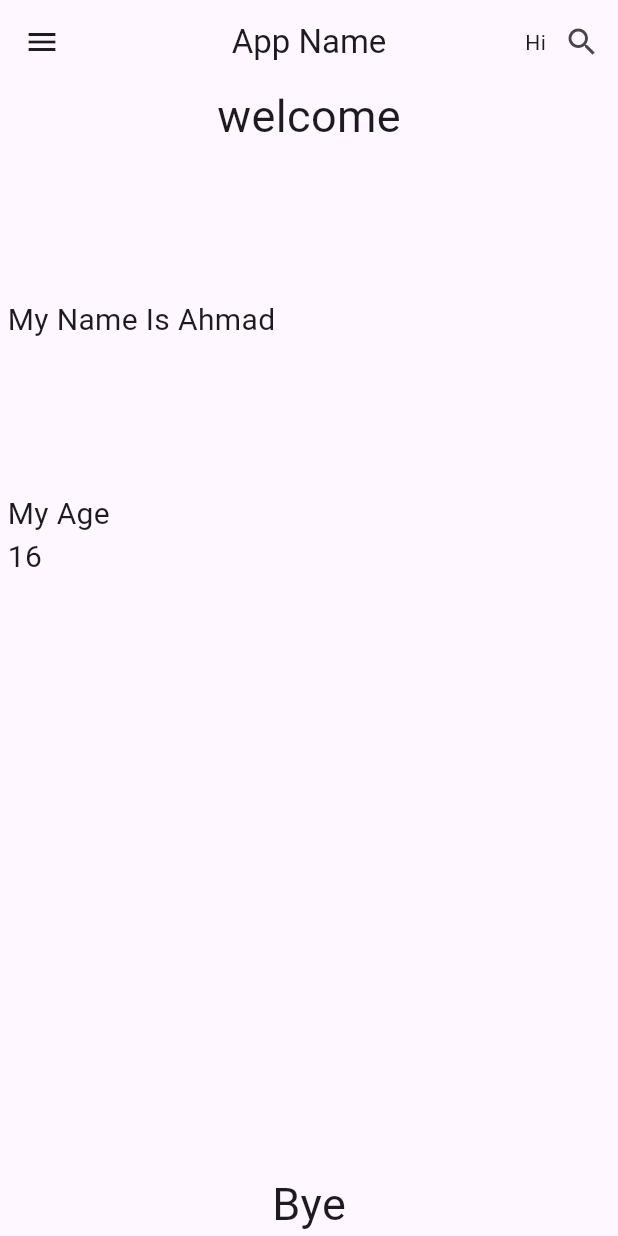
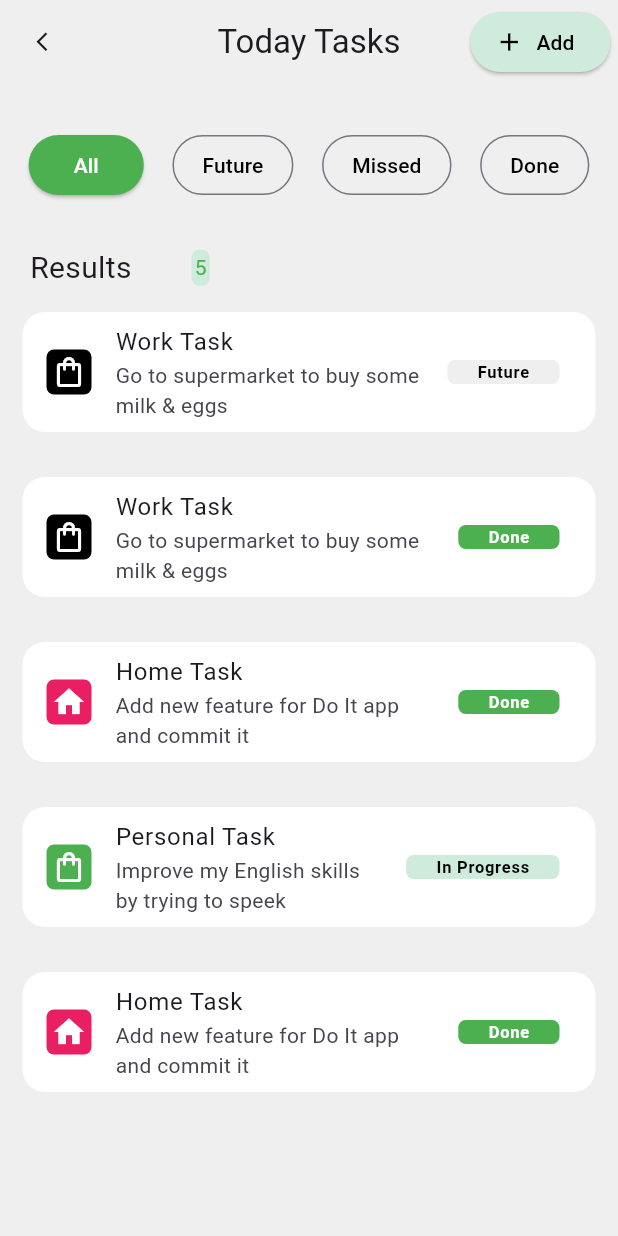
Before and after one commit to farghal21/nti_tasks, a Flutter app: the screen it shows after launch, on a phone screen of 412 x 824 dp. Run offline on Flutter 3.47's test engine with Material 3 defaults, Android fonts, the phone set to English and light mode, and no system bars.

Commit message:
new task

```diff
--- /dev/null
+++ b/lib/categories/buttons.dart
@@ -0,0 +1,28 @@
+import 'package:flutter/material.dart';
+
+class Buttons extends StatelessWidget {
+  final String adress;
+
+  const Buttons({super.key, required this.adress});
+
+  @override
+  Widget build(BuildContext context) {
+    return OutlinedButton(
+        onPressed: () {},
+        style: OutlinedButton.styleFrom(
+          shape: RoundedRectangleBorder(
+            borderRadius: BorderRadius.circular(20),
+          ),
+          padding: const EdgeInsets.symmetric(
+            horizontal: 20,
+            vertical: 10,
+          ),
+        ),
+        child: Text(
+          adress,
+          style: TextStyle(
+            color: Colors.black,
+          ),
+        ));
+  }
+}
--- /dev/null
+++ b/lib/categories/cards.dart
@@ -0,0 +1,48 @@
+import 'package:flutter/material.dart';
+
+class Cards extends StatelessWidget {
+  String title;
+  String trailing;
+  String subtitle;
+  IconData icon;
+  Color clolr;
+  Color textclolr;
+  Color containerColor;
+
+  Cards({
+    super.key,
+    required this.title,
+    required this.trailing,
+    required this.subtitle,
+    required this.icon,
+    required this.clolr,
+    required this.textclolr,
+    required this.containerColor,
+  });
+
+  @override
+  Widget build(BuildContext context) {
+    return ListTile(
+      leading: Container(
+        padding: EdgeInsets.all(3),
+        decoration: BoxDecoration(
+            color: containerColor,
+            borderRadius: BorderRadius.all(Radius.circular(5))),
+        child: Icon(
+          icon,
+          color: Colors.white,
+        ),
+      ),
+      title: Text(title),
+      trailing: Container(
+          padding: EdgeInsets.only(right: 20, left: 20),
+          decoration: BoxDecoration(
+              color: clolr, borderRadius: BorderRadius.all(Radius.circular(5))),
+          child: Text(
+            trailing,
+            style: TextStyle(color: textclolr, fontWeight: FontWeight.bold),
+          )),
+      subtitle: Text(subtitle),
+    );
+  }
+}
--- a/lib/main.dart
+++ b/lib/main.dart
@@ -1,6 +1,6 @@
 import 'package:flutter/material.dart';
-import 'package:nti_course_task1/session_task.dart';
-import 'package:nti_course_task1/task.dart';
+import 'package:nti_course_task1/task1.dart';
+import 'package:nti_course_task1/task2.dart';
 
 void main() {
   runApp(const MyApp());
@@ -13,7 +13,7 @@ class MyApp extends StatelessWidget {
   Widget build(BuildContext context) {
     return MaterialApp(
       debugShowCheckedModeBanner: false,
-      home: SessionTask(),
+      home: Task2(),
     );
   }
 }
--- /dev/null
+++ b/lib/task2.dart
@@ -0,0 +1,181 @@
+import 'package:flutter/material.dart';
+import 'package:nti_course_task1/categories/buttons.dart';
+import 'package:nti_course_task1/categories/cards.dart';
+
+class Task2 extends StatelessWidget {
+  const Task2({super.key});
+
+  @override
+  Widget build(BuildContext context) {
+    return Scaffold(
+      backgroundColor: const Color.fromARGB(255, 240, 239, 239),
+      appBar: AppBar(
+        backgroundColor: Color.fromARGB(255, 240, 239, 239),
+        leading: IconButton(
+            onPressed: () {},
+            icon: Icon(
+              Icons.arrow_back_ios_new_sharp,
+              size: 15,
+            )),
+        title: Text("Today Tasks"),
+        centerTitle: true,
+        actions: [
+          Container(
+            margin: EdgeInsets.only(right: 5, left: 30),
+            child: ElevatedButton.icon(
+              style: ElevatedButton.styleFrom(
+                backgroundColor: Color(0xffCEEBDC),
+              ),
+              onPressed: () {},
+              label: Text(
+                "Add",
+                style: TextStyle(color: Colors.black),
+              ),
+              icon: Icon(
+                Icons.add,
+                color: Colors.black,
+                size: 20,
+              ),
+            ),
+          )
+        ],
+      ),
+      body: Container(
+        margin: EdgeInsets.only(top: 30),
+        child: ListView(
+          children: [
+            Column(
+              children: [
+                Row(
+                  mainAxisAlignment: MainAxisAlignment.spaceEvenly,
+                  children: [
+                    ElevatedButton(
+                        onPressed: () {},
+                        style: ElevatedButton.styleFrom(
+                          backgroundColor: Colors.green,
+                          padding: const EdgeInsets.symmetric(
+                            horizontal: 30,
+                            vertical: 10,
+                          ),
+                        ),
+                        child: Text(
+                          "All",
+                          style: TextStyle(color: Colors.white),
+                        )),
+                    Buttons(
+                      adress: "Future",
+                    ),
+                    Buttons(
+                      adress: "Missed",
+                    ),
+                    Buttons(
+                      adress: "Done",
+                    ),
+                  ],
+                ),
+                SizedBox(
+                  height: 30,
+                ),
+                Row(
+                  children: [
+                    Container(
+                        margin: EdgeInsets.only(left: 20),
+                        child: Text(
+                          "Results",
+                          style: TextStyle(fontSize: 20),
+                        )),
+                    Container(
+                        margin: EdgeInsets.only(left: 40),
+                        padding: EdgeInsets.all(2),
+                        decoration: BoxDecoration(
+                            borderRadius: BorderRadius.circular(5),
+                            color: Color(0xffCEEBDC)),
+                        child: Text(
+                          '5',
+                          style: TextStyle(color: Colors.green),
+                        ))
+                  ],
+                ),
+                Container(
+                  margin: EdgeInsets.all(15),
+                  decoration: BoxDecoration(
+                      color: Colors.white,
+                      borderRadius: BorderRadius.all(Radius.circular(15))),
+                  child: Cards(
+                    containerColor: Colors.black,
+                    title: "Work Task",
+                    subtitle: 'Go to supermarket to buy some milk & eggs',
+                    trailing: 'Future',
+                    icon: Icons.shopping_bag_outlined,
+                    textclolr: Colors.black,
+                    clolr: Color.fromARGB(255, 240, 239, 239),
+                  ),
+                ),
+                Container(
+                  margin: EdgeInsets.all(15),
+                  decoration: BoxDecoration(
+                      color: Colors.white,
+                      borderRadius: BorderRadius.all(Radius.circular(15))),
+                  child: Cards(
+                    containerColor: Colors.black,
+                    title: "Work Task",
+                    subtitle: 'Go to supermarket to buy some milk & eggs',
+                    trailing: 'Done',
+                    icon: Icons.shopping_bag_outlined,
+                    textclolr: Colors.white,
+                    clolr: Colors.green,
+                  ),
+                ),
+                Container(
+                  margin: EdgeInsets.all(15),
+                  decoration: BoxDecoration(
+                      color: Colors.white,
+                      borderRadius: BorderRadius.all(Radius.circular(15))),
+                  child: Cards(
+                    containerColor: Colors.pink,
+                    title: "Home Task",
+                    subtitle: 'Add new feature for Do It app and commit it',
+                    trailing: 'Done',
+                    icon: Icons.home,
+                    textclolr: Colors.white,
+                    clolr: Colors.green,
+                  ),
+                ),
+                Container(
+                  margin: EdgeInsets.all(15),
+                  decoration: BoxDecoration(
+                      color: Colors.white,
+                      borderRadius: BorderRadius.all(Radius.circular(15))),
+                  child: Cards(
+                    containerColor: Colors.green,
+                    title: "Personal Task",
+                    subtitle: 'Improve my English skills by trying to speek',
+                    trailing: 'In Progress',
+                    icon: Icons.shopping_bag_outlined,
+                    textclolr: Colors.black,
+                    clolr: Color(0xffCEEBDC),
+                  ),
+                ),
+                Container(
+                  margin: EdgeInsets.all(15),
+                  decoration: BoxDecoration(
+                      color: Colors.white,
+                      borderRadius: BorderRadius.all(Radius.circular(15))),
+                  child: Cards(
+                    containerColor: Colors.pink,
+                    title: "Home Task",
+                    subtitle: 'Add new feature for Do It app and commit it',
+                    trailing: 'Done',
+                    icon: Icons.home,
+                    textclolr: Colors.white,
+                    clolr: Colors.green,
+                  ),
+                ),
+              ],
+            ),
+          ],
+        ),
+      ),
+    );
+  }
+}
```
Also changed, not shown: lib/task1.dart (renamed from lib/task.dart).
